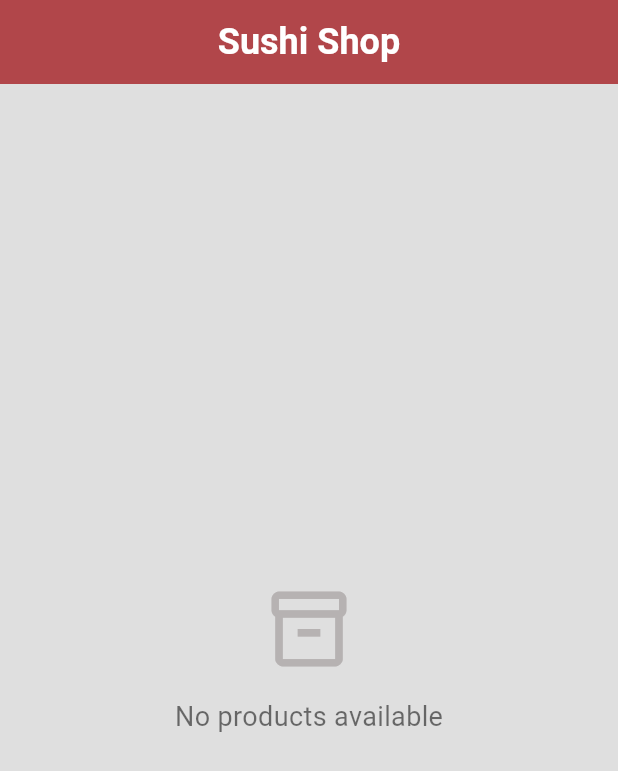
After one commit to BaptisteLonguepee/sushiShop, a Flutter app: the HomeScreen screen opened directly, on a phone screen of 412 x 824 dp. The commit adds this screen. Shown: the top 771 px of the screen. Run offline on Flutter 3.47's test engine with Material 3 defaults, Android fonts, the phone set to English and light mode, and no system bars; our stand-ins replace flutter_dotenv, google_fonts, supabase_flutter; accounts and stored records are empty.

Commit message:
feat(home): implement HomeScreen with product fetching and localization

```diff
--- a/l10n.yaml
+++ /dev/null
@@ -1,3 +0,0 @@
-arb-dir: lib/l10n
-template-arb-file: app_en.arb
-output-localization-file: app_localizations.dart
--- a/lib/l10n/app_en.arb
+++ b/lib/l10n/app_en.arb
@@ -1,10 +1,15 @@
 {
   "touch_to_start": "Touch to start",
+  "homeTitle": "Sushi Shop",
+  "ourProducts": "Our products",
+  "noProducts": "No products available",
+  "errorLoadingProducts": "Error loading products",
+  "retry": "Retry",
   "order_type_title": "Order Type",
   "order_type_question": "How would you like to order?",
   "order_type_dine_in": "Dine In",
   "order_type_takeaway": "Takeaway",
   "order_type_table_number": "Table Number",
-  "order_type_enter_table_number": "Enter number",
+  "order_type_enter_table_number": "Enter the number",
   "order_type_continue": "Continue"
 }
--- a/lib/l10n/app_fr.arb
+++ b/lib/l10n/app_fr.arb
@@ -1,5 +1,10 @@
 {
   "touch_to_start": "Toucher pour commencer",
+  "homeTitle": "Sushi Shop",
+  "ourProducts": "Nos produits",
+  "noProducts": "Aucun produit disponible",
+  "errorLoadingProducts": "Erreur lors du chargement des produits",
+  "retry": "Réessayer",
   "order_type_title": "Type de commande",
   "order_type_question": "Comment souhaitez-vous commander ?",
   "order_type_dine_in": "Sur Place",
--- a/lib/l10n/app_localizations.dart
+++ b/lib/l10n/app_localizations.dart
@@ -62,8 +62,7 @@ import 'app_localizations_fr.dart';
 /// be consistent with the languages listed in the AppLocalizations.supportedLocales
 /// property.
 abstract class AppLocalizations {
-  AppLocalizations(String locale)
-    : localeName = intl.Intl.canonicalizedLocale(locale.toString());
+  AppLocalizations(String locale) : localeName = intl.Intl.canonicalizedLocale(locale.toString());
 
   final String localeName;
 
@@ -71,8 +70,7 @@ abstract class AppLocalizations {
     return Localizations.of<AppLocalizations>(context, AppLocalizations);
   }
 
-  static const LocalizationsDelegate<AppLocalizations> delegate =
-      _AppLocalizationsDelegate();
+  static const LocalizationsDelegate<AppLocalizations> delegate = _AppLocalizationsDelegate();
 
   /// A list of this localizations delegate along with the default localizations
   /// delegates.
@@ -84,18 +82,17 @@ abstract class AppLocalizations {
   /// Additional delegates can be added by appending to this list in
   /// MaterialApp. This list does not have to be used at all if a custom list
   /// of delegates is preferred or required.
-  static const List<LocalizationsDelegate<dynamic>> localizationsDelegates =
-      <LocalizationsDelegate<dynamic>>[
-        delegate,
-        GlobalMaterialLocalizations.delegate,
-        GlobalCupertinoLocalizations.delegate,
-        GlobalWidgetsLocalizations.delegate,
-      ];
+  static const List<LocalizationsDelegate<dynamic>> localizationsDelegates = <LocalizationsDelegate<dynamic>>[
+    delegate,
+    GlobalMaterialLocalizations.delegate,
+    GlobalCupertinoLocalizations.delegate,
+    GlobalWidgetsLocalizations.delegate,
+  ];
 
   /// A list of this localizations delegate's supported locales.
   static const List<Locale> supportedLocales = <Locale>[
     Locale('en'),
-    Locale('fr'),
+    Locale('fr')
   ];
 
   /// No description provided for @touch_to_start.
@@ -103,6 +100,36 @@ abstract class AppLocalizations {
   /// In en, this message translates to:
   /// **'Touch to start'**
   String get touch_to_start;
+
+  /// No description provided for @homeTitle.
+  ///
+  /// In en, this message translates to:
+  /// **'Sushi Shop'**
+  String get homeTitle;
+
+  /// No description provided for @ourProducts.
+  ///
+  /// In en, this message translates to:
+  /// **'Our products'**
+  String get ourProducts;
+
+  /// No description provided for @noProducts.
+  ///
+  /// In en, this message translates to:
+  /// **'No products available'**
+  String get noProducts;
+
+  /// No description provided for @errorLoadingProducts.
+  ///
+  /// In en, this message translates to:
+  /// **'Error loading products'**
+  String get errorLoadingProducts;
+
+  /// No description provided for @retry.
+  ///
+  /// In en, this message translates to:
+  /// **'Retry'**
+  String get retry;
 
   /// No description provided for @order_type_title.
   ///
@@ -137,7 +164,7 @@ abstract class AppLocalizations {
   /// No description provided for @order_type_enter_table_number.
   ///
   /// In en, this message translates to:
-  /// **'Enter number'**
+  /// **'Enter the number'**
   String get order_type_enter_table_number;
 
   /// No description provided for @order_type_continue.
@@ -147,8 +174,7 @@ abstract class AppLocalizations {
   String get order_type_continue;
 }
 
-class _AppLocalizationsDelegate
-    extends LocalizationsDelegate<AppLocalizations> {
+class _AppLocalizationsDelegate extends LocalizationsDelegate<AppLocalizations> {
   const _AppLocalizationsDelegate();
 
   @override
@@ -157,26 +183,25 @@ class _AppLocalizationsDelegate
   }
 
   @override
-  bool isSupported(Locale locale) =>
-      <String>['en', 'fr'].contains(locale.languageCode);
+  bool isSupported(Locale locale) => <String>['en', 'fr'].contains(locale.languageCode);
 
   @override
   bool shouldReload(_AppLocalizationsDelegate old) => false;
 }
 
 AppLocalizations lookupAppLocalizations(Locale locale) {
+
+
   // Lookup logic when only language code is specified.
   switch (locale.languageCode) {
-    case 'en':
-      return AppLocalizationsEn();
-    case 'fr':
-      return AppLocalizationsFr();
+    case 'en': return AppLocalizationsEn();
+    case 'fr': return AppLocalizationsFr();
   }
 
   throw FlutterError(
     'AppLocalizations.delegate failed to load unsupported locale "$locale". This is likely '
     'an issue with the localizations generation tool. Please file an issue '
     'on GitHub with a reproducible sample app and the gen-l10n configuration '
-    'that was used.',
+    'that was used.'
   );
 }
--- a/lib/l10n/app_localizations_en.dart
+++ b/lib/l10n/app_localizations_en.dart
@@ -10,6 +10,21 @@ class AppLocalizationsEn extends AppLocalizations {
 
   @override
   String get touch_to_start => 'Touch to start';
+
+  @override
+  String get homeTitle => 'Sushi Shop';
+
+  @override
+  String get ourProducts => 'Our products';
+
+  @override
+  String get noProducts => 'No products available';
+
+  @override
+  String get errorLoadingProducts => 'Error loading products';
+
+  @override
+  String get retry => 'Retry';
 
   @override
   String get order_type_title => 'Order Type';
@@ -27,7 +42,7 @@ class AppLocalizationsEn extends AppLocalizations {
   String get order_type_table_number => 'Table Number';
 
   @override
-  String get order_type_enter_table_number => 'Enter number';
+  String get order_type_enter_table_number => 'Enter the number';
 
   @override
   String get order_type_continue => 'Continue';
--- /dev/null
+++ b/lib/view/home/view/home_screen.dart
@@ -0,0 +1,259 @@
+import 'package:flutter/material.dart';
+import 'package:provider/provider.dart';
+import 'package:sushishop/core/constant/color.dart';
+import '../../../l10n/app_localizations.dart';
+import '../viewmodel/home_viewmodel.dart';
+
+class HomeScreen extends StatefulWidget {
+  const HomeScreen({super.key});
+
+  @override
+  State<HomeScreen> createState() => _HomeScreenState();
+}
+
+class _HomeScreenState extends State<HomeScreen> {
+  @override
+  void initState() {
+    super.initState();
+    // Charger les produits au démarrage
+    WidgetsBinding.instance.addPostFrameCallback((_) {
+      context.read<HomeViewModel>().fetchProducts();
+    });
+  }
+
+  @override
+  Widget build(BuildContext context) {
+    final localizations = AppLocalizations.of(context)!;
+
+    return Scaffold(
+      backgroundColor: AppColor.secondaryColor,
+      appBar: AppBar(
+        backgroundColor: AppColor.primaryColor,
+        title: Text(
+          localizations.homeTitle,
+          style: const TextStyle(
+            color: Colors.white,
+            fontSize: 24,
+            fontWeight: FontWeight.bold,
+          ),
+        ),
+        centerTitle: true,
+        elevation: 0,
+      ),
+      body: Consumer<HomeViewModel>(
+        builder: (context, viewModel, child) {
+          // État de chargement
+          if (viewModel.isLoading) {
+            return const Center(
+              child: CircularProgressIndicator(
+                color: AppColor.primaryColor,
+              ),
+            );
+          }
+
+          // État d'erreur
+          if (viewModel.errorMessage != null) {
+            return Center(
+              child: Column(
+                mainAxisAlignment: MainAxisAlignment.center,
+                children: [
+                  const Icon(
+                    Icons.error_outline,
+                    color: AppColor.primaryColor,
+                    size: 60,
+                  ),
+                  const SizedBox(height: 16),
+                  Text(
+                    localizations.errorLoadingProducts,
+                    style: const TextStyle(
+                      fontSize: 18,
+                      color: Colors.black54,
+                    ),
+                  ),
+                  const SizedBox(height: 8),
+                  Text(
+                    viewModel.errorMessage!,
+                    style: const TextStyle(
+                      fontSize: 14,
+                      color: Colors.black38,
+                    ),
+                    textAlign: TextAlign.center,
+                  ),
+                  const SizedBox(height: 24),
+                  ElevatedButton(
+                    onPressed: () => viewModel.fetchProducts(),
+                    style: ElevatedButton.styleFrom(
+                      backgroundColor: AppColor.primaryColor,
+                      foregroundColor: Colors.white,
+                    ),
+                    child: Text(localizations.retry),
+                  ),
+                ],
+              ),
+            );
+          }
+
+          // Liste vide
+          if (viewModel.products.isEmpty) {
+            return Center(
+              child: Column(
+                mainAxisAlignment: MainAxisAlignment.center,
+                children: [
+                  const Icon(
+                    Icons.inventory_2_outlined,
+                    color: AppColor.cardColor,
+                    size: 60,
+                  ),
+                  const SizedBox(height: 16),
+                  Text(
+                    localizations.noProducts,
+                    style: const TextStyle(
+                      fontSize: 18,
+                      color: Colors.black54,
+                    ),
+                  ),
+                ],
+              ),
+            );
+          }
+
+          // Liste des produits
+          return Padding(
+            padding: const EdgeInsets.all(16.0),
+            child: Column(
+              crossAxisAlignment: CrossAxisAlignment.start,
+              children: [
+                Text(
+                  localizations.ourProducts,
+                  style: const TextStyle(
+                    fontSize: 22,
+                    fontWeight: FontWeight.bold,
+                    color: Colors.black87,
+                  ),
+                ),
+                const SizedBox(height: 16),
+                Expanded(
+                  child: GridView.builder(
+                    gridDelegate: const SliverGridDelegateWithFixedCrossAxisCount(
+                      crossAxisCount: 2,
+                      childAspectRatio: 0.75,
+                      crossAxisSpacing: 16,
+                      mainAxisSpacing: 16,
+                    ),
+                    itemCount: viewModel.products.length,
+                    itemBuilder: (context, index) {
+                      final product = viewModel.products[index];
+                      return _ProductCard(
+                        name: product.name,
+                        price: product.price,
+                      );
+                    },
+                  ),
+                ),
+              ],
+            ),
+          );
+        },
+      ),
+    );
+  }
+}
+
+class _ProductCard extends StatelessWidget {
+  final String name;
+  final double price;
+
+  const _ProductCard({
+    required this.name,
+    required this.price,
+  });
+
+  @override
+  Widget build(BuildContext context) {
+    return Container(
+      decoration: BoxDecoration(
+        color: Colors.white,
+        borderRadius: BorderRadius.circular(16),
+        boxShadow: [
+          BoxShadow(
+            color: Colors.black.withOpacity(0.1),
+            blurRadius: 8,
+            offset: const Offset(0, 4),
+          ),
+        ],
+      ),
+      child: Column(
+        crossAxisAlignment: CrossAxisAlignment.stretch,
+        children: [
+          // Image placeholder
+          Expanded(
+            flex: 3,
+            child: Container(
+              decoration: BoxDecoration(
+                color: AppColor.cardColor.withOpacity(0.3),
+                borderRadius: const BorderRadius.only(
+                  topLeft: Radius.circular(16),
+                  topRight: Radius.circular(16),
+                ),
+              ),
+              child: const Icon(
+                Icons.restaurant,
+                size: 50,
+                color: AppColor.primaryColor,
+              ),
+            ),
+          ),
+          // Informations du produit
+          Expanded(
+            flex: 2,
+            child: Padding(
+              padding: const EdgeInsets.all(12.0),
+              child: Column(
+                crossAxisAlignment: CrossAxisAlignment.start,
+                mainAxisAlignment: MainAxisAlignment.spaceBetween,
+                children: [
+                  Text(
+                    name,
+                    style: const TextStyle(
+                      fontSize: 16,
+                      fontWeight: FontWeight.bold,
+                      color: Colors.black87,
+                    ),
+                    maxLines: 2,
+                    overflow: TextOverflow.ellipsis,
+                  ),
+                  Row(
+                    mainAxisAlignment: MainAxisAlignment.spaceBetween,
+                    children: [
+                      Text(
+                        '${price.toStringAsFixed(2)} €',
+                        style: const TextStyle(
+                          fontSize: 18,
+                          fontWeight: FontWeight.bold,
+                          color: AppColor.primaryColor,
+                        ),
+                      ),
+                      Container(
+                        width: 36,
+                        height: 36,
+                        decoration: const BoxDecoration(
+                          color: AppColor.primaryColor,
+                          shape: BoxShape.circle,
+                        ),
+                        child: const Icon(
+                          Icons.add,
+                          color: Colors.white,
+                          size: 20,
+                        ),
+                      ),
+                    ],
+                  ),
+                ],
+              ),
+            ),
+          ),
+        ],
+      ),
+    );
+  }
+}
--- /dev/null
+++ b/lib/view/home/viewmodel/home_viewmodel.dart
@@ -0,0 +1,32 @@
+import 'package:flutter/material.dart';
+import '../../../data/model/product_model.dart';
+import '../../../data/repository/product_repository.dart';
+
+class HomeViewModel extends ChangeNotifier {
+  final ProductRepository _productRepository = ProductRepository();
+
+  List<Product> _products = [];
+  bool _isLoading = false;
+  String? _errorMessage;
+
+  List<Product> get products => _products;
+  bool get isLoading => _isLoading;
+  String? get errorMessage => _errorMessage;
+
+  // Récupérer tous les produits
+  Future<void> fetchProducts() async {
+    _isLoading = true;
+    _errorMessage = null;
+    notifyListeners();
+
+    try {
+      _products = await _productRepository.getAllProducts();
+      _isLoading = false;
+      notifyListeners();
+    } catch (e) {
+      _errorMessage = e.toString();
+      _isLoading = false;
+      notifyListeners();
+    }
+  }
+}
--- a/pubspec.yaml
+++ b/pubspec.yaml
@@ -38,6 +38,7 @@ dependencies:
   flutter_dotenv: ^5.1.0
   intl: any
   google_fonts: ^6.3.2
+  provider: ^6.1.1
   flutter_localizations:
     sdk: flutter
 
@@ -63,6 +64,7 @@ flutter:
   # To add assets to your application, add an assets section, like this:
   assets:
     - assets/images/
+    - .env
 
   # An image asset can refer to one or more resolution-specific "variants", see
   # https://flutter.dev/to/resolution-aware-images
```
Also changed, not shown: lib/l10n/app_localizations_fr.dart (+15 -0 lines), lib/main.dart (+12 -5 lines), lib/view/order_type/viewmodel/order_type_viewmodel.dart (+5 -10 lines), pubspec.lock, 2 other files.
